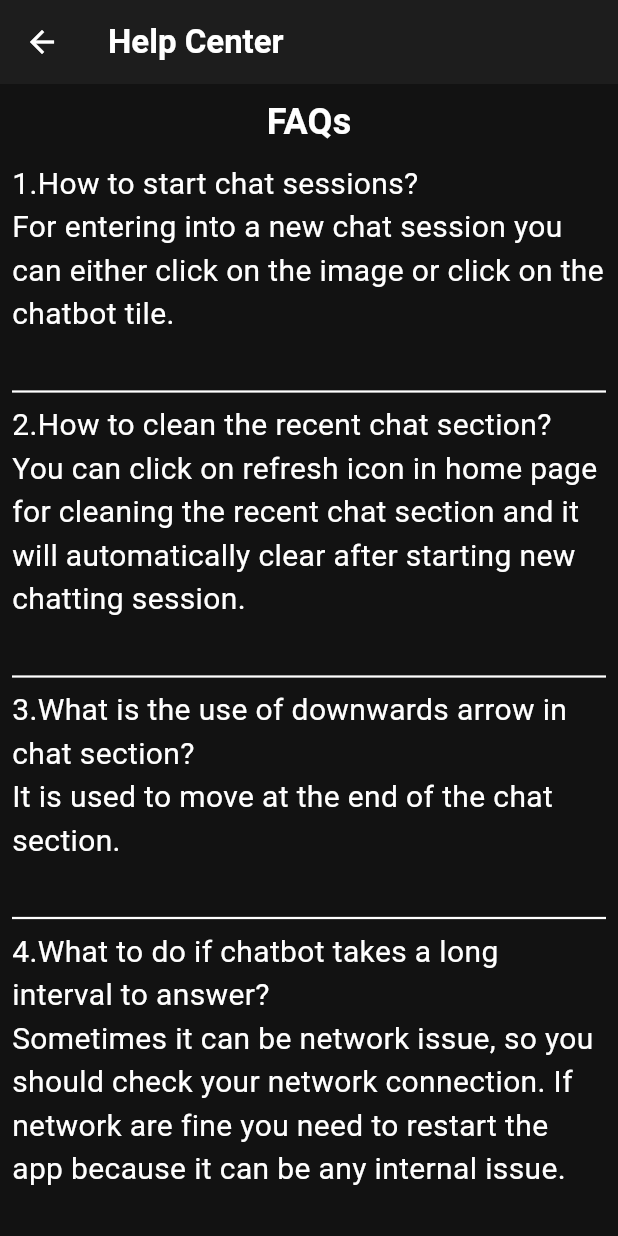
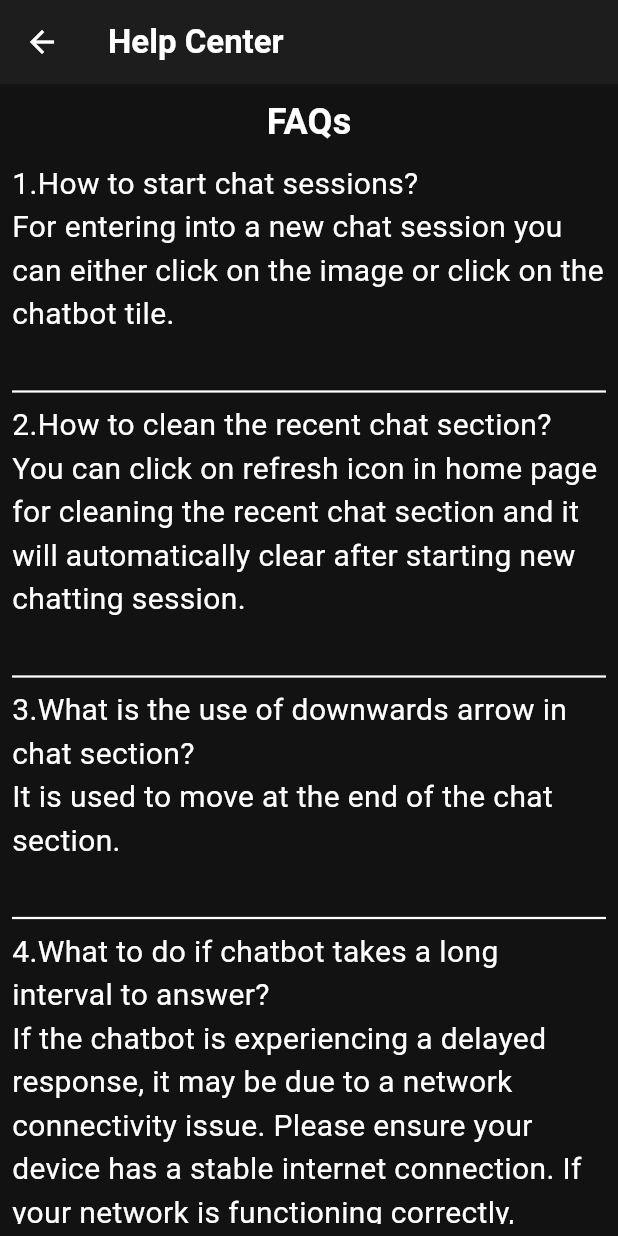
Before and after one commit to surajjoshi79/AI-Chatbot, a Flutter app: the HelpPage screen opened directly, on a phone screen of 412 x 824 dp. Run offline on Flutter 3.47's test engine with Material 3 defaults, Android fonts, the phone set to English and light mode, and no system bars; our stand-ins replace chat_bubbles, flutter_spinkit, flutter_tts, google_generative_ai, hive_flutter, image_picker and 2 more; missing offline and left inert: gal; accounts and stored records are empty.

Commit message:
Initial commit

```diff
--- a/lib/Pages/help_page.dart
+++ b/lib/Pages/help_page.dart
@@ -53,14 +53,14 @@ class HelpPage extends StatelessWidget {
               Divider(
                 thickness: 1.5,
               ),
-              Text("4.What to do if chatbot takes a long interval to answer?\nSometimes it can be network issue, so you should check your network connection. If network are fine you need to restart the app because it can be any internal issue.\n",style: TextStyle(
+              Text("4.What to do if chatbot takes a long interval to answer?\nIf the chatbot is experiencing a delayed response, it may be due to a network connectivity issue. Please ensure your device has a stable internet connection. If your network is functioning correctly, restarting the application may resolve any underlying internal issues causing the delay.\n",style: TextStyle(
                 fontSize: 20,
                 color: Theme.of(context).colorScheme.secondary,
               ),),
               Divider(
                 thickness: 1.5,
               ),
-              Text("5.What to do if it shows random errors?\nIf something like this happen it can be due to any unwanted bug or memory issue. You can clear cache or sometime you may need to clear app data for app to work perfectly without any unwanted issues.\n",style: TextStyle(
+              Text("5.What to do if it shows random errors?\nShould you encounter random errors, these could be attributed to an unforeseen software bug or a memory-related problem. To address this, we recommend clearing the application's cache. If the issue persists, clearing the app data may be necessary to restore optimal functionality and eliminate persistent errors.\n",style: TextStyle(
                 fontSize: 20,
                 color: Theme.of(context).colorScheme.secondary,
               ),),
--- a/lib/Pages/image_generator_page.dart
+++ b/lib/Pages/image_generator_page.dart
@@ -114,7 +114,10 @@ class _ImageGeneratorPageState extends State<ImageGeneratorPage> {
               Center(
                   child: Padding(
                     padding: const EdgeInsets.all(8.0),
-                    child: Image.network(imageUrl!),
+                    child: ClipRRect(
+                        borderRadius: BorderRadius.circular(8),
+                        child: Image.network(imageUrl!,fit: BoxFit.fill)
+                    ),
                   )
               ),
               ),
--- a/lib/utils.dart
+++ b/lib/utils.dart
@@ -6,6 +6,9 @@ pickImage(ImageSource source) async{
   XFile? file=await imagePicker.pickImage(source: source);
   if(file!=null){
     return file.readAsBytes();
+  }
+  else{
+    return null;
   }
 }
 
```
Also changed, not shown: lib/Pages/chat_page.dart (+12 -2 lines), 4 other files.
